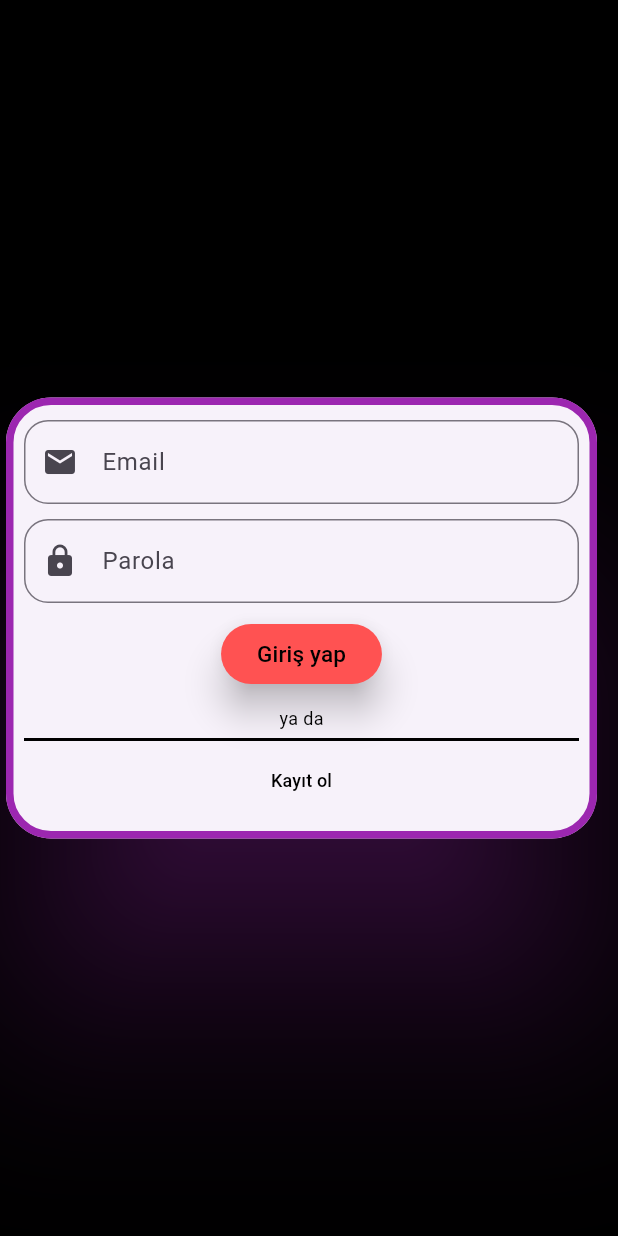
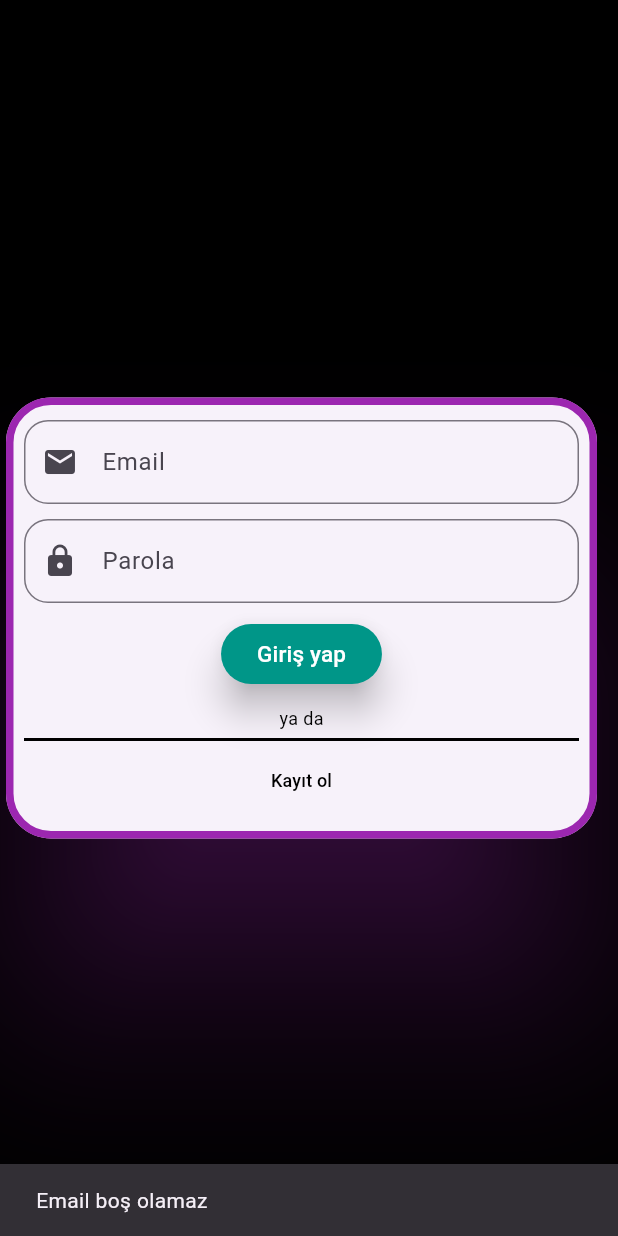
Before and after one commit to OgulcanKacarr/Vakan-vis, a Flutter app: the screen it shows after launch, after a tap on "Giriş yap", on a phone screen of 412 x 824 dp. Run offline on Flutter 3.47's test engine with Material 3 defaults, Android fonts, the phone set to English and light mode, and no system bars; our stand-ins replace firebase_auth, firebase_core, flutter_riverpod, hexcolor; accounts and stored records are empty.

Commit message:
firebase user registration and login process is completed

```diff
--- a/lib/main.dart
+++ b/lib/main.dart
@@ -1,13 +1,24 @@
+import 'package:firebase_core/firebase_core.dart';
 import 'package:flutter/material.dart';
 import 'package:flutter_riverpod/flutter_riverpod.dart';
 import 'package:vakanuvis/themes/ThemeClass.dart';
 import 'package:vakanuvis/view/create_page.dart';
+import 'package:vakanuvis/view/home_page.dart';
 import 'package:vakanuvis/view/login_page.dart';
 import 'package:vakanuvis/view/splash_page.dart';
 
-void main() {
+import 'firebase_options.dart';
+
+Future<void> main() async {
+  WidgetsFlutterBinding.ensureInitialized();
+  try {
+    await Firebase.initializeApp(options: DefaultFirebaseOptions.currentPlatform);
+  } catch (e) {
+    print("Firebase initialization error: $e");
+  }
   runApp(const ProviderScope(child: MyApp()));
 }
+
 
 class MyApp extends StatelessWidget {
   const MyApp({super.key});
@@ -23,6 +34,7 @@ class MyApp extends StatelessWidget {
       routes: {
         "/loginpage": (context) =>  LoginPage(),
         "/createpage": (context) =>  CreatePage(),
+        "/homepage": (context) =>  HomePage(),
       },
     );
   }
--- /dev/null
+++ b/lib/services/auth_service.dart
@@ -0,0 +1,98 @@
+import 'package:firebase_auth/firebase_auth.dart';
+import 'package:flutter/cupertino.dart';
+import 'package:flutter/material.dart';
+
+class AuthService extends ChangeNotifier{
+  final FirebaseAuth _auth = FirebaseAuth.instance;
+
+  //Kullanıcı oluştur
+  Future<String> createUserWithEmailAndPassword(BuildContext context, String email, String password) async{
+    showProgressDialog(context);
+    String status;
+    if(email.isEmpty == true){
+      status = "Email boş olamaz";
+    }else if(password.isEmpty == true){
+      status = "Parola boş olamaz";
+    }else if(email.isEmpty == true && password.isEmpty == true){
+      status = "Email ve Parola boş olamaz";
+    }else{
+      try{
+        var result = await _auth.createUserWithEmailAndPassword(email: email, password: password);
+        status = "succes";
+
+      }on FirebaseAuthException catch (error) {
+        if(error.code == "email-already-in-use"){
+          status = "Böyle bir email zaten var";
+        }else if(error.code == "invalid-email"){
+          status = "Geçerli bir email değil";
+        }else if(error.code == "operation-not-allowed"){
+          status = "Sistemden kaynaklı bir hata oluştur";
+        }else if(error.code == "weak-password"){
+          status = "Şifre yeterince güçlü değil";
+        }else{
+          status = error.message.toString();
+        }
+      }
+    }
+    notifyListeners();
+    Navigator.pop(context);
+    return status;
+
+  }
+
+  //Giriş yap
+  Future<String> loginUserWithEmailAndPassword(BuildContext context, String email, String password) async{
+    showProgressDialog(context);
+    String status;
+    if(email.isEmpty == true){
+      status = "Email boş olamaz";
+    }else if(password.isEmpty == true){
+      status = "Parola boş olamaz";
+    }else if(email.isEmpty == true && password.isEmpty == true){
+      status = "Email ve Parola boş olamaz";
+    }else{
+      try{
+        var result = await _auth.signInWithEmailAndPassword(email: email, password: password);
+        status = "succes";
+
+      }on FirebaseAuthException catch (error) {
+        if(error.code == "account-exists-with-different-credential"){
+          status = "Böyle bir email zaten var";
+        }else if(error.code == "invalid-credential"){
+          status = "Bilgiler uyuşmuyor";
+        }else if(error.code == "operation-not-allowed"){
+          status = "Sistemden kaynaklı bir hata oluştur";
+        }else if(error.code == "user-disabled"){
+          status = "Engellenen kullanıcı";
+        } else if(error.code == "user-not-found"){
+          status = "Kullanıcı bulunamadı";
+        }else if(error.code == "wrong-password"){
+          status = "Hatalı şifre";
+        }else{
+          status = error.message.toString();
+        }
+      }
+    }
+    notifyListeners();
+    Navigator.pop(context);
+    return status;
+
+  }
+
+
+
+
+  void showProgressDialog(BuildContext context) {
+    showDialog(
+      context: context,
+      barrierDismissible: false, // Kullanıcı arka plana tıklamasını engeller
+      builder: (BuildContext context) {
+        return Center(
+          child: CircularProgressIndicator(), // Dairesel ilerleme göstergesi
+        );
+      },
+    );
+  }
+
+
+}
--- a/lib/view/create_page.dart
+++ b/lib/view/create_page.dart
@@ -20,6 +20,10 @@ class CreatePage extends ConsumerStatefulWidget {
 
 class _CreatePageState extends ConsumerState<CreatePage> {
   AllStrings strings = AllStrings();
+
+  TextEditingController email_controller = TextEditingController();
+  TextEditingController password_controller = TextEditingController();
+  TextEditingController re_password_controller = TextEditingController();
 
   @override
   Widget build(BuildContext context) {
@@ -54,6 +58,7 @@ class _CreatePageState extends ConsumerState<CreatePage> {
                           hint_text: strings.user_email,
                           prefix_icon: Icon(Icons.email),
                           keyboard_type: TextInputType.emailAddress,
+                          controller: email_controller,
                         ),
                         SizedBox(
                           height: 10,
@@ -63,6 +68,7 @@ class _CreatePageState extends ConsumerState<CreatePage> {
                           prefix_icon: Icon(Icons.lock),
                           keyboard_type: TextInputType.text,
                           isPassword: true,
+                          controller: password_controller,
                         ),
                         SizedBox(
                           height: 10,
@@ -72,15 +78,22 @@ class _CreatePageState extends ConsumerState<CreatePage> {
                           prefix_icon: Icon(Icons.lock),
                           keyboard_type: TextInputType.text,
                           isPassword: true,
+                          controller: re_password_controller,
                         ),
                         SizedBox(
                           height: 10,
                         ),
                         CustomButtonWidgets(
-                            function: () {},
+                            function: () {
+                              String email = email_controller.text;
+                              String password = password_controller.text;
+                              String re_password = re_password_controller.text;
+                              watch.checkCreateInfo(context, email, password, re_password);
+                            },
                             text: CustomTextWidgets(
                               text: strings.register,
                               text_size: 15,
+                              text_color: Colors.white,
                             )),
                         SizedBox(
                           height: 10,
--- a/lib/view/login_page.dart
+++ b/lib/view/login_page.dart
@@ -17,6 +17,8 @@ class LoginPage extends ConsumerStatefulWidget {
 
 class _LoginPageState extends ConsumerState<LoginPage> {
   AllStrings strings = AllStrings();
+  TextEditingController email_controller = TextEditingController();
+  TextEditingController password_controller = TextEditingController();
 
 
   @override
@@ -53,6 +55,7 @@ class _LoginPageState extends ConsumerState<LoginPage> {
                       hint_text: strings.user_email,
                       prefix_icon: Icon(Icons.email),
                       keyboard_type: TextInputType.emailAddress,
+                      controller: email_controller,
                     ),
                     SizedBox(
                       height: 10,
@@ -62,15 +65,21 @@ class _LoginPageState extends ConsumerState<LoginPage> {
                       prefix_icon: Icon(Icons.lock),
                       keyboard_type: TextInputType.text,
                       isPassword: true,
+                      controller: password_controller,
                     ),
                     SizedBox(
                       height: 10,
                     ),
                     CustomButtonWidgets(
-                        function: () {},
+                        function: () {
+                          String email = email_controller.text;
+                          String password = password_controller.text;
+                          watch.checkLoginInfo(context, email, password);
+                        },
                         text: CustomTextWidgets(
                           text: strings.enter,
                           text_size: 15,
+                          text_color: Colors.white,
                         )),
                     SizedBox(
                       height: 10,
--- a/lib/view_model/create_page_viewmodel.dart
+++ b/lib/view_model/create_page_viewmodel.dart
@@ -1,9 +1,44 @@
 import 'package:flutter/cupertino.dart';
+import 'package:flutter/material.dart';
+import 'package:vakanuvis/services/auth_service.dart';
 
 class CreatePageViewModel extends ChangeNotifier {
-
-  void goLoginPage(BuildContext context){
+  AuthService authService = AuthService();
+  void goLoginPage(BuildContext context) {
     Navigator.pushReplacementNamed(context, "/loginpage");
     notifyListeners();
   }
+
+  void checkCreateInfo(BuildContext context, String email, String password, String re_password) async {
+    if (email.isEmpty == true) {
+      showSnackBar(context,"Email boş olamaz");
+    } else if (password.isEmpty == true) {
+      showSnackBar(context,"Parola boş olamaz");
+    }else if (re_password.isEmpty == true) {
+      showSnackBar(context,"Parolayı yeniden gir");
+    }  else if (email.isEmpty == true && password.isEmpty == true && re_password.isEmpty == true) {
+      showSnackBar(context,"Email ve Parola boş olamaz");
+    } else if (!password.contains(re_password) || !re_password.contains(password)) {
+      showSnackBar(context,"Parolalar uyuşmuyor");
+    }else{
+      authService.createUserWithEmailAndPassword(context,email, password)
+          .then((status) {
+        if (status == "succes") {
+          Navigator.pushReplacementNamed(context, "/homepage");
+        } else {
+          showSnackBar(context, status);
+        }
+      });
+    }
+    notifyListeners();
+  }
+
+  void showSnackBar(BuildContext context, String message) {
+    ScaffoldMessenger.of(context).showSnackBar(SnackBar(
+      //Snakbar içeriği
+      content: Text(message),
+      //Snakbar gösterim süresi
+      duration: Duration(milliseconds: 2000),
+    ));
+  }
 }
--- /dev/null
+++ b/lib/view_model/home_page_viewmodel.dart
@@ -0,0 +1,5 @@
+import 'package:flutter/cupertino.dart';
+
+class HomePageViewmodel extends ChangeNotifier{
+
+}
--- a/lib/view_model/login_page_viewmodel.dart
+++ b/lib/view_model/login_page_viewmodel.dart
@@ -1,10 +1,39 @@
 import 'package:flutter/material.dart';
+import 'package:vakanuvis/services/auth_service.dart';
 
 class LoginPageViewModel extends ChangeNotifier{
-
+AuthService authService = AuthService();
   void goCreatePage(BuildContext context){
     Navigator.pushReplacementNamed(context, "/createpage");
     notifyListeners();
   }
 
+  void checkLoginInfo(BuildContext context, String email, String password) async {
+    if (email.isEmpty == true) {
+      showSnackBar(context,"Email boş olamaz");
+    } else if (password.isEmpty == true) {
+      showSnackBar(context,"Parola boş olamaz");
+    } else if (email.isEmpty == true && password.isEmpty == true) {
+      showSnackBar(context,"Email ve Parola boş olamaz");
+    } else{
+      authService.loginUserWithEmailAndPassword(context,email, password)
+          .then((status) {
+        if (status == "succes") {
+          Navigator.pushReplacementNamed(context, "/homepage");
+        } else {
+          showSnackBar(context, status);
+        }
+      });
+    }
+    notifyListeners();
+  }
+  void showSnackBar(BuildContext context, String message) {
+    ScaffoldMessenger.of(context).showSnackBar(SnackBar(
+      //Snakbar içeriği
+      content: Text(message),
+      //Snakbar gösterim süresi
+      duration: Duration(milliseconds: 2000),
+    ));
+  }
+
 }
--- a/lib/widgets/custom_button_widgets.dart
+++ b/lib/widgets/custom_button_widgets.dart
@@ -14,9 +14,8 @@ class CustomButtonWidgets extends StatelessWidget {
       onPressed: function,
       child: text,
       style: ElevatedButton.styleFrom(
-          elevation: 10,
-          foregroundColor:Colors.white,
-          backgroundColor: Colors.redAccent,
+          foregroundColor: Colors.white, elevation: 10,
+          backgroundColor: Colors.teal,
           shape: StadiumBorder(),
       ),
 
--- a/lib/widgets/custom_textfield_widgets.dart
+++ b/lib/widgets/custom_textfield_widgets.dart
@@ -8,13 +8,15 @@ class CustomTextFieldWidgets extends StatelessWidget {
   Icon prefix_icon;
   TextInputType keyboard_type;
   bool isPassword;
+  TextEditingController controller;
 
 
   CustomTextFieldWidgets({
     required this.hint_text,
     required this.prefix_icon,
     required this.keyboard_type,
-    this.isPassword = false
+    this.isPassword = false,
+    required this.controller
   });
 
   @override
@@ -22,6 +24,7 @@ class CustomTextFieldWidgets extends StatelessWidget {
     return TextField(
       keyboardType: keyboard_type,
       obscureText: isPassword,
+      controller: controller,
       decoration: InputDecoration(
         border: OutlineInputBorder(
           borderRadius: BorderRadius.circular(16),
--- a/pubspec.yaml
+++ b/pubspec.yaml
@@ -40,6 +40,9 @@ dependencies:
   riverpod: ^2.5.1
   flutter_gen: ^4.0.0
   build_runner: ^2.1.11
+  firebase_core: ^2.0.0
+  firebase_auth: ^4.0.0
+
 
 dev_dependencies:
   flutter_test:
```
Also changed, not shown: lib/view/home_page.dart (added, +47 -0 lines), firebase.json (added), lib/firebase_options.dart (added), pubspec.lock, 7 other files.
